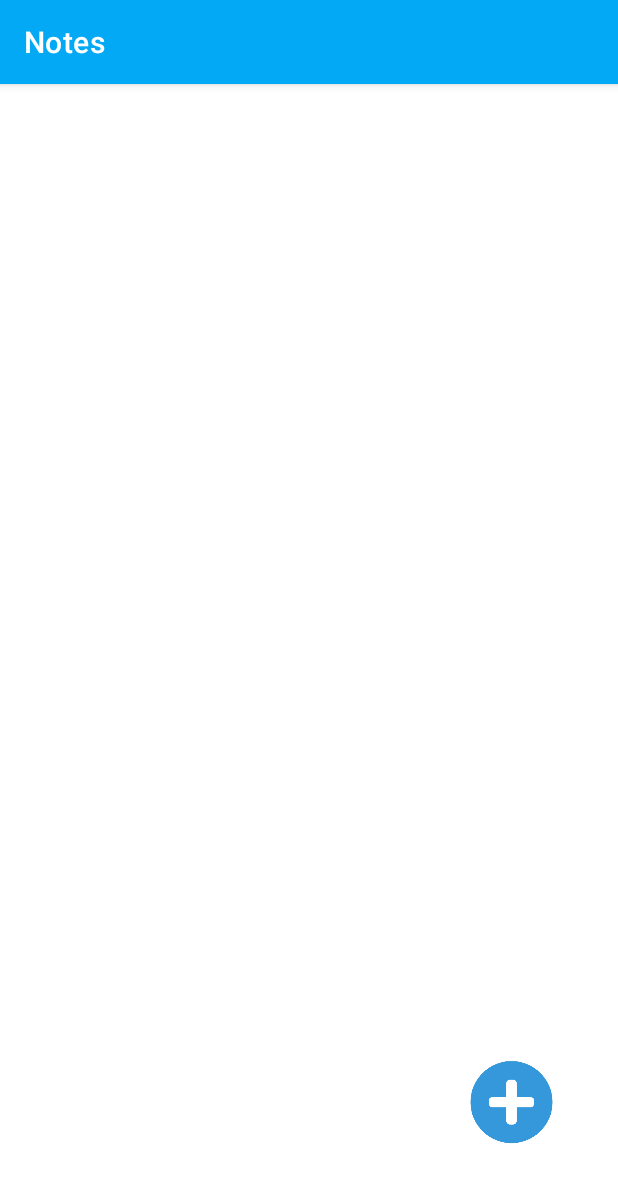
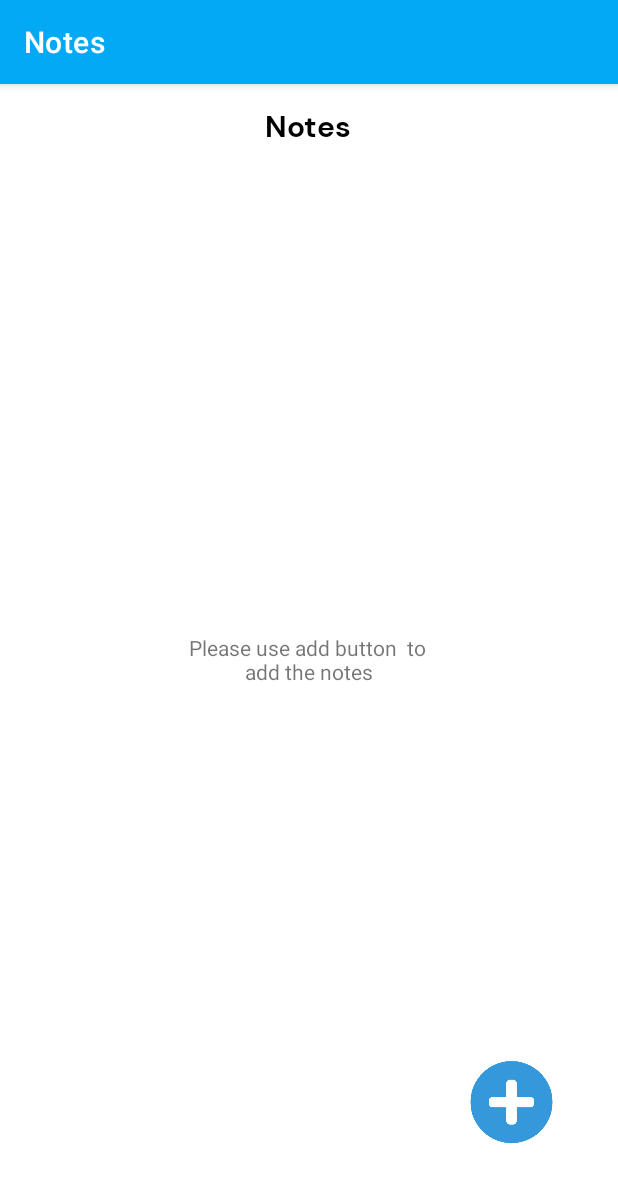
Before and after one commit to RAJSABARI/MR.NOTES, an Android app: the screen it shows after launch (MainActivity), on a phone screen of 412 x 824 dp. Shown: the top 1183 px of the screen. Run offline under Robolectric (Android 15) with nearby library versions, the phone set to English and light mode, and no system bars; libraries missing offline, so code that uses them is left out: io.realm; Roboto replaces fonts that are not available here; 7 statements that could not run were skipped.

Commit message:
RAJSABARI|EDITED

```diff
--- a/app/src/main/res/layout/activity_main.xml
+++ b/app/src/main/res/layout/activity_main.xml
@@ -6,18 +6,32 @@
     android:layout_height="match_parent"
     android:background="@color/white"
     tools:context=".MainActivity">
-
+<TextView
+    android:id="@+id/notes"
+    android:layout_width="wrap_content"
+    android:layout_height="wrap_content"
+    android:text="Notes"
+    android:layout_marginTop="15dp"
+    android:layout_centerHorizontal="true"
+    android:textColor="@color/black"
+    android:fontFamily="@font/dmsansbold"
+    android:textSize="20sp"/>
     <androidx.recyclerview.widget.RecyclerView
+        android:layout_below="@+id/notes"
         android:id="@+id/recycle"
         android:layout_width="match_parent"
         android:layout_height="match_parent"
-        android:layout_marginTop="10dp"
+        android:layout_marginTop="20dp" />
 
-
-        />
+    <TextView
+        android:id="@+id/notificationtext"
+        android:layout_width="wrap_content"
+        android:layout_height="wrap_content"
+        android:layout_centerInParent="true"
+        android:text="Please use add button  to \nadd the notes"
+        android:textAlignment="center" />
 
     <ImageView
-
         android:id="@+id/adddtheitem"
         android:layout_width="115dp"
         android:layout_height="115dp"
@@ -25,7 +39,6 @@
         android:layout_alignParentBottom="true"
         android:layout_marginRight="13dp"
         android:layout_marginBottom="27dp"
-
         android:src="@drawable/pluse1" />
 
 </RelativeLayout>
```
